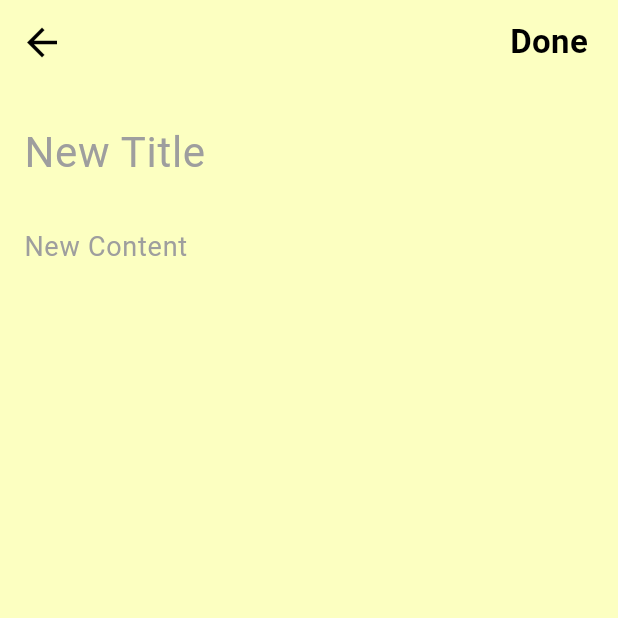
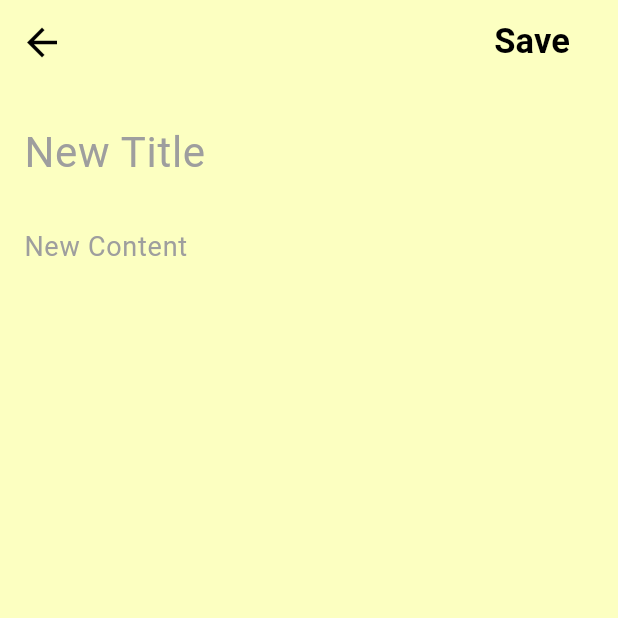
Before and after one commit to Trung-Nguyen104/flutter_project, a Flutter app: the CreateOrEditNote screen opened directly with empty values, on a phone screen of 412 x 824 dp, the top half of it. Run offline on Flutter 3.47's test engine with Material 3 defaults, Android fonts, the phone set to English and light mode, and no system bars; our stand-ins replace flutter_colorpicker, flutter_staggered_animations, google_fonts, image_picker.

Commit message:
fix v1.1

```diff
--- a/lib/create_or_edit.dart
+++ b/lib/create_or_edit.dart
@@ -23,6 +23,7 @@ class _CreateNoteState extends State<CreateOrEditNote> {
   late List<String> tags;
   late List<Map<String, dynamic>> checkboxList;
   final ImagePicker _picker = ImagePicker();
+  final bool _isEditing = false;
   Uint8List? _imageBytes;
   Color noteColor = Colors.white;
 
@@ -50,21 +51,24 @@ class _CreateNoteState extends State<CreateOrEditNote> {
         actions: [
           Padding(
             padding: const EdgeInsets.only(right: 20),
-            child: GestureDetector(
-              onTap: () {
-                _saveNote();
+            child: TextButton(
+              onPressed: () {
+                if (_isEditing) {
+                  FocusScope.of(context).unfocus();
+                } else {
+                  _saveNote();
+                }
               },
-              child: const Text(
-                "Done",
-                style: TextStyle(
+              child: Text(
+                _isEditing ? "Done" : "Save",
+                style: const TextStyle(
                   color: Colors.black,
                   fontWeight: FontWeight.bold,
-                  fontSize: 22,
+                  fontSize: 23,
                 ),
-                textAlign: TextAlign.center,
               ),
             ),
-          )
+          ),
         ],
       ),
       body: SingleChildScrollView(
@@ -78,15 +82,11 @@ class _CreateNoteState extends State<CreateOrEditNote> {
               style: const TextStyle(fontSize: 28, color: Colors.black),
               maxLines: null,
               keyboardType: TextInputType.multiline,
-              textInputAction: TextInputAction.done,
               decoration: const InputDecoration(
                 border: InputBorder.none,
                 hintText: "New Title",
                 hintStyle: TextStyle(color: Colors.grey),
               ),
-              onSubmitted: (value) {
-                FocusScope.of(context).unfocus();
-              },
             ),
             const SizedBox(height: 10),
             TextField(
@@ -94,15 +94,11 @@ class _CreateNoteState extends State<CreateOrEditNote> {
               style: const TextStyle(fontSize: 18, color: Colors.black),
               maxLines: null,
               keyboardType: TextInputType.multiline,
-              textInputAction: TextInputAction.done,
               decoration: const InputDecoration(
                 border: InputBorder.none,
                 hintText: "New Content",
                 hintStyle: TextStyle(color: Colors.grey),
               ),
-              onSubmitted: (value) {
-                FocusScope.of(context).unfocus();
-              },
             ),
             _buildImageWidget(),
             ...checkboxList.asMap().entries.map((entry) {
```
